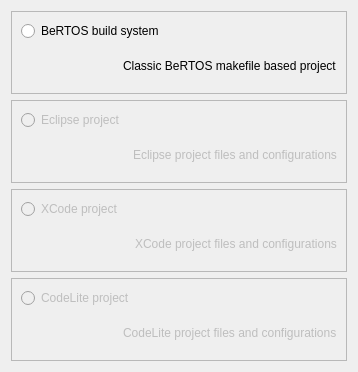
Before: the Qt Designer form wizard/ui/output_select.ui in imby/STM32VLDiscovery_BeRTOS, drawn with Qt 5.
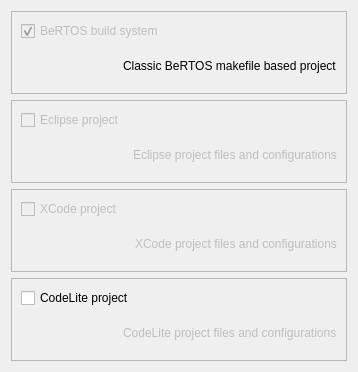
After: the same form once the commit is applied.

Commit message: Use checkbox instead of radiobutton in the output page

The edit to the form file:
```diff
--- a/wizard/ui/output_select.ui
+++ b/wizard/ui/output_select.ui
@@ -29,10 +29,19 @@
      </property>
      <layout class="QVBoxLayout" name="verticalLayout" >
       <item>
-       <widget class="QRadioButton" name="bbsButton" >
+       <widget class="QCheckBox" name="standardCheckBox" >
+        <property name="enabled" >
+         <bool>false</bool>
+        </property>
         <property name="text" >
          <string>BeRTOS build system</string>
         </property>
+        <property name="checkable" >
+         <bool>true</bool>
+        </property>
+        <property name="checked" >
+         <bool>true</bool>
+        </property>
        </widget>
       </item>
       <item>
@@ -75,10 +84,7 @@
      </property>
      <layout class="QVBoxLayout" name="verticalLayout_2" >
       <item>
-       <widget class="QRadioButton" name="eclipseButton" >
-        <property name="enabled" >
-         <bool>false</bool>
-        </property>
+       <widget class="QCheckBox" name="eclipseCheckBox" >
         <property name="text" >
          <string>Eclipse project</string>
         </property>
@@ -127,10 +133,7 @@
      </property>
      <layout class="QVBoxLayout" name="verticalLayout_3" >
       <item>
-       <widget class="QRadioButton" name="xcodeButton" >
-        <property name="enabled" >
-         <bool>false</bool>
-        </property>
+       <widget class="QCheckBox" name="xcodeCheckBox" >
         <property name="text" >
          <string>XCode project</string>
         </property>
@@ -169,7 +172,7 @@
    <item>
     <widget class="QFrame" name="frame_4" >
      <property name="enabled" >
-      <bool>false</bool>
+      <bool>true</bool>
      </property>
      <property name="frameShape" >
       <enum>QFrame::StyledPanel</enum>
@@ -179,10 +182,7 @@
      </property>
      <layout class="QVBoxLayout" name="verticalLayout_4" >
       <item>
-       <widget class="QRadioButton" name="codeliteButton" >
-        <property name="enabled" >
-         <bool>false</bool>
-        </property>
+       <widget class="QCheckBox" name="codeliteCheckBox" >
         <property name="text" >
          <string>CodeLite project</string>
         </property>
```
The commit also changes 2 other files.
